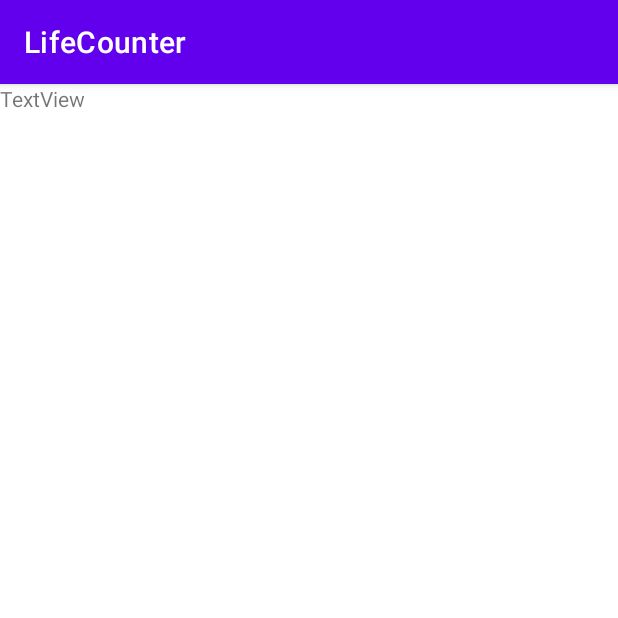
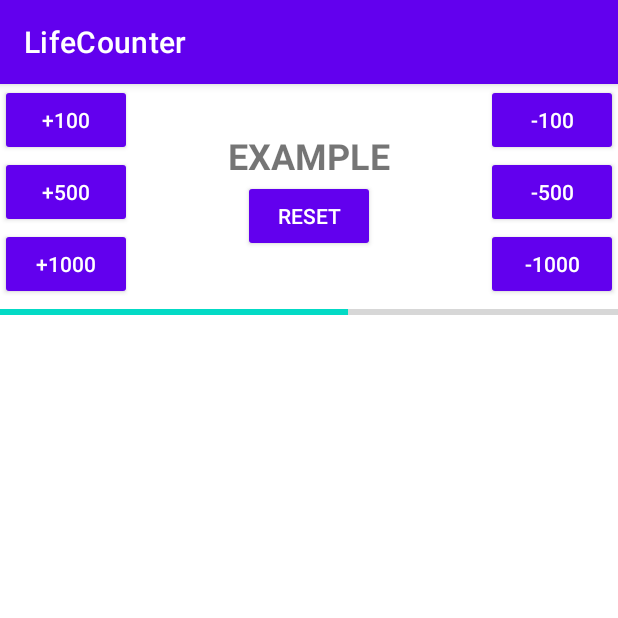
Before and after one commit to DRay6/LifeCounter, an Android app: the screen it shows after launch (MainActivity), on a phone screen of 412 x 824 dp, the top half of it. Run offline under Robolectric (Android 15) with nearby library versions, the phone set to English and light mode, and no system bars.

Commit message:
Design activity_main.xml

```diff
--- a/app/src/main/java/ch/helsana/lifecounter/MainActivity.java
+++ b/app/src/main/java/ch/helsana/lifecounter/MainActivity.java
@@ -3,6 +3,7 @@ package ch.helsana.lifecounter;
 import androidx.appcompat.app.AppCompatActivity;
 
 import android.os.Bundle;
+import android.widget.Button;
 
 public class MainActivity extends AppCompatActivity {
 
@@ -11,5 +12,12 @@ public class MainActivity extends AppCompatActivity {
         super.onCreate(savedInstanceState);
         setContentView(R.layout.activity_main);
 
+        Button btPlus100 =  findViewById(R.id.btPlus100);
+        Button btPlus500 =  findViewById(R.id.btPlus500);
+        Button btPlus1000 = findViewById(R.id.btPlus1000);
+        Button btMinus100 =  findViewById(R.id.btMin100);
+        Button btMinus500 =  findViewById(R.id.btMin500);
+        Button btMinus1000 = findViewById(R.id.btMin1000);
+
     }
 }
--- a/app/src/main/res/layout/activity_main.xml
+++ b/app/src/main/res/layout/activity_main.xml
@@ -8,18 +8,114 @@
 
     <LinearLayout
         android:layout_width="match_parent"
+        android:layout_height="wrap_content"
+        android:orientation="vertical"
+        app:layout_constraintEnd_toEndOf="parent"
+        app:layout_constraintStart_toStartOf="parent"
+        app:layout_constraintTop_toTopOf="parent">
+
+        <LinearLayout
+            android:layout_width="match_parent"
+            android:layout_height="wrap_content"
+            android:baselineAligned="true"
+            android:orientation="horizontal">
+
+            <LinearLayout
+                android:layout_width="wrap_content"
                 android:layout_height="match_parent"
+                android:orientation="vertical">
+
+                <Button
+                    android:id="@+id/btPlus100"
+                    style="@style/Widget.AppCompat.Button"
+                    android:layout_width="wrap_content"
+                    android:layout_height="wrap_content"
+                    android:layout_weight="1"
+                    android:text="@string/btPlus_Text_1" />
+
+                <Button
+                    android:id="@+id/btPlus500"
+                    style="@style/Widget.AppCompat.Button"
+                    android:layout_width="wrap_content"
+                    android:layout_height="wrap_content"
+                    android:layout_weight="1"
+                    android:text="@string/btPlus_Text_2" />
+
+                <Button
+                    android:id="@+id/btPlus1000"
+                    style="@style/Widget.AppCompat.Button"
+                    android:layout_width="wrap_content"
+                    android:layout_height="wrap_content"
+                    android:layout_weight="1"
+                    android:text="@string/btPlus_Text_3" />
+
+            </LinearLayout>
+
+            <LinearLayout
+                android:layout_width="0dp"
+                android:layout_height="match_parent"
+                android:layout_weight="2"
+                android:gravity="center"
                 android:orientation="vertical">
 
                 <TextView
                     android:id="@+id/textView"
                     android:layout_width="match_parent"
                     android:layout_height="wrap_content"
-            android:text="TextView" />
+                    android:text="@string/appwidget_text"
+                    android:textAlignment="center"
+                    android:textSize="24sp"
+                    android:textStyle="bold"
+                    tools:visibility="visible" />
+
+                <Button
+                    android:id="@+id/btReset"
+                    style="@style/Widget.AppCompat.Button"
+                    android:layout_width="wrap_content"
+                    android:layout_height="wrap_content"
+                    android:text="@string/btReset_Text" />
+
+            </LinearLayout>
 
             <LinearLayout
+                android:layout_width="wrap_content"
+                android:layout_height="match_parent"
+                android:orientation="vertical">
+
+                <Button
+                    android:id="@+id/btMin100"
+                    style="@style/Widget.AppCompat.Button"
+                    android:layout_width="wrap_content"
+                    android:layout_height="wrap_content"
+                    android:layout_weight="1"
+                    android:text="@string/btMin_Text_1" />
+
+                <Button
+                    android:id="@+id/btMin500"
+                    style="@style/Widget.AppCompat.Button"
+                    android:layout_width="wrap_content"
+                    android:layout_height="wrap_content"
+                    android:layout_weight="1"
+                    android:text="@string/btMin_Text_2" />
+
+                <Button
+                    android:id="@+id/btMin1000"
+                    style="@style/Widget.AppCompat.Button"
+                    android:layout_width="wrap_content"
+                    android:layout_height="wrap_content"
+                    android:layout_weight="1"
+                    android:text="@string/btMin_Text_3" />
+            </LinearLayout>
+
+        </LinearLayout>
+
+        <ProgressBar
+            android:id="@+id/progressBar"
+            style="?android:attr/progressBarStyleHorizontal"
             android:layout_width="match_parent"
-            android:layout_height="match_parent"
-            android:orientation="horizontal"/>
+            android:layout_height="wrap_content"
+            android:max="8000"
+            android:progress="4500" />
+
     </LinearLayout>
 </androidx.constraintlayout.widget.ConstraintLayout>
--- a/app/src/main/res/values/strings.xml
+++ b/app/src/main/res/values/strings.xml
@@ -9,4 +9,5 @@
     <string name="btMin_Text_1">-100</string>
     <string name="btMin_Text_2">-500</string>
     <string name="btMin_Text_3">-1000</string>
+    <string name="btReset_Text">Reset</string>
 </resources>
```
Lines whose indentation alone changed are shown as unchanged.
